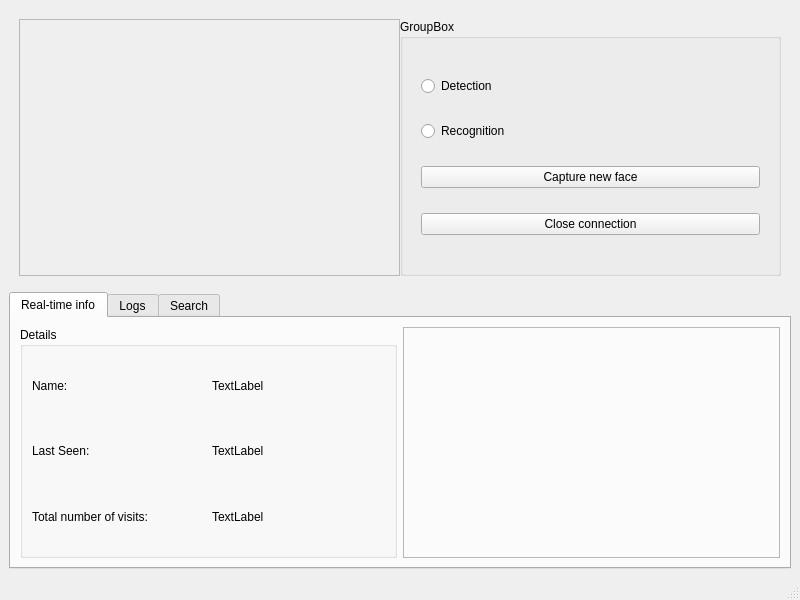
First picture: the form in UI/testDesign/mainwindow.ui, repository avinashmg/face-recognition, before the edit.
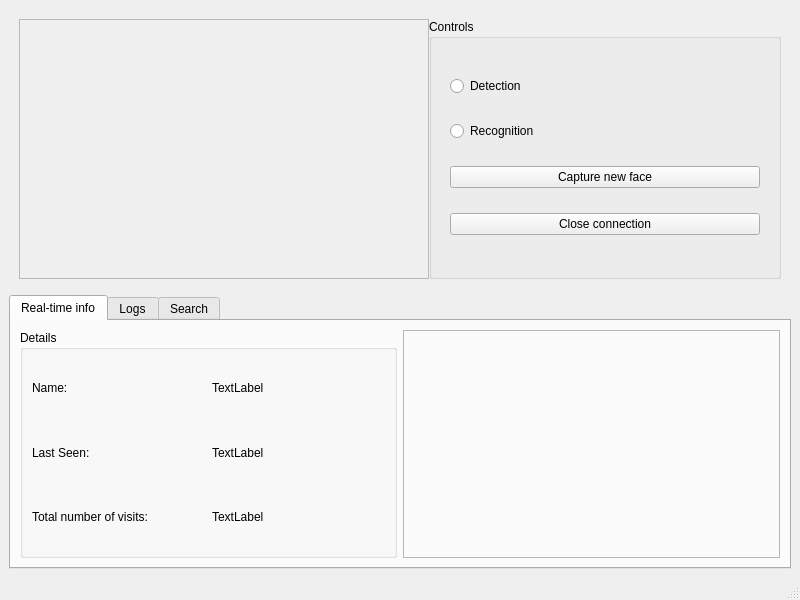
Second picture: the form after the edit.

The edit to the form file:
```diff
--- a/UI/testDesign/mainwindow.ui
+++ b/UI/testDesign/mainwindow.ui
@@ -38,18 +38,60 @@
        </property>
        <item>
         <widget class="QFrame" name="frame">
+         <property name="minimumSize">
+          <size>
+           <width>410</width>
+           <height>260</height>
+          </size>
+         </property>
          <property name="frameShape">
           <enum>QFrame::StyledPanel</enum>
          </property>
          <property name="frameShadow">
           <enum>QFrame::Raised</enum>
          </property>
+         <layout class="QGridLayout" name="gridLayout_5">
+          <property name="leftMargin">
+           <number>0</number>
+          </property>
+          <property name="topMargin">
+           <number>0</number>
+          </property>
+          <property name="rightMargin">
+           <number>0</number>
+          </property>
+          <property name="bottomMargin">
+           <number>0</number>
+          </property>
+          <item row="0" column="0">
+           <widget class="QLabel" name="imgDisplayLabel">
+            <property name="sizePolicy">
+             <sizepolicy hsizetype="Ignored" vsizetype="Ignored">
+              <horstretch>0</horstretch>
+              <verstretch>0</verstretch>
+             </sizepolicy>
+            </property>
+            <property name="minimumSize">
+             <size>
+              <width>400</width>
+              <height>250</height>
+             </size>
+            </property>
+            <property name="text">
+             <string/>
+            </property>
+            <property name="alignment">
+             <set>Qt::AlignCenter</set>
+            </property>
+           </widget>
+          </item>
+         </layout>
         </widget>
        </item>
        <item>
         <widget class="QGroupBox" name="groupBox">
          <property name="title">
-          <string>GroupBox</string>
+          <string>Controls</string>
          </property>
          <layout class="QVBoxLayout" name="verticalLayout_2">
           <item>
```
